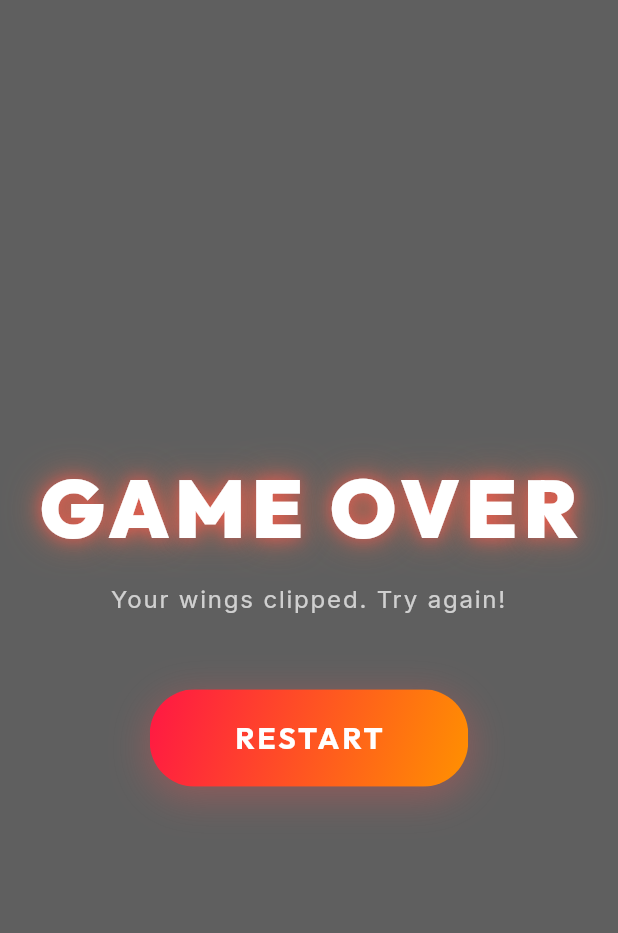
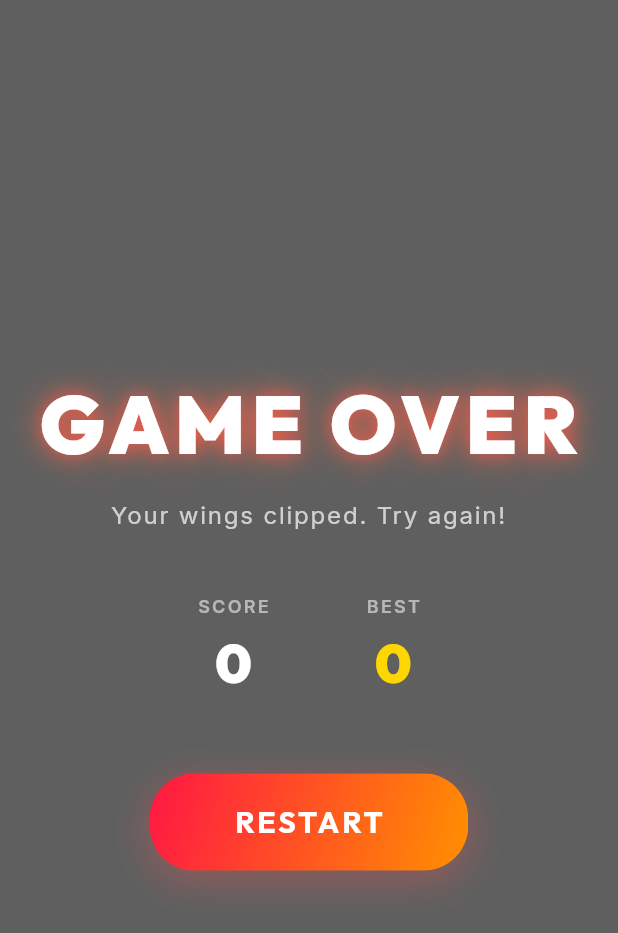
Before and after one commit to ParaDox-PDT/flappy_bird, a Flutter app: the GameOverOverlay screen opened directly with empty values, after a tap on "RESTART", on a phone screen of 412 x 824 dp. Shown: the top 933 px of the screen. Run offline on Flutter 3.47's test engine with Material 3 defaults, Android fonts, the phone set to English and light mode, and no system bars; our stand-ins replace google_fonts, shared_preferences; missing offline and left inert: flame; accounts and stored records are empty.

Commit message:
feat: implement real-time scoring, shared_preferences persistence for high score, and golden pipe highlight

```diff
--- /dev/null
+++ b/lib/data/datasources/local_storage.dart
@@ -0,0 +1,17 @@
+import 'package:shared_preferences/shared_preferences.dart';
+
+class LocalStorage {
+  static const String _highScoreKey = 'high_score_record';
+
+  /// Fetches the stored high score, returning 0 if not set
+  Future<int> getHighScore() async {
+    final prefs = await SharedPreferences.getInstance();
+    return prefs.getInt(_highScoreKey) ?? 0;
+  }
+
+  /// Saves a new high score to the local storage
+  Future<void> saveHighScore(int score) async {
+    final prefs = await SharedPreferences.getInstance();
+    await prefs.setInt(_highScoreKey, score);
+  }
+}
--- a/lib/game/components/pipe_pair.dart
+++ b/lib/game/components/pipe_pair.dart
@@ -2,17 +2,21 @@ import 'dart:math';
 import 'package:flame/components.dart';
 import 'package:flutter/material.dart';
 import '../flappy_bird_game.dart';
+import '../../domain/models/game_state.dart';
 import 'pipe.dart';
 
 class PipePair extends PositionComponent with HasGameReference<FlappyBirdGame> {
   final double gapHeight;
   final double gapCenter;
   final double screenHeight;
+  final bool isGolden; // Highlights this pipe pair if it matches the current high score
+  bool isPassed = false; // Tracks if the bird has cleared this obstacle
 
   PipePair({
     required double x,
     required double prevGapCenter,
     required this.screenHeight,
+    required this.isGolden,
     this.gapHeight = 150.0, // Vertically spaced gap for the bird to fly through
   })  : gapCenter = _calculateGapCenter(prevGapCenter, screenHeight),
         super(position: Vector2(x, 0));
@@ -54,24 +58,36 @@ class PipePair extends PositionComponent with HasGameReference<FlappyBirdGame> {
 
     final pipeWidth = 64.0; // Standard pipe width
 
+    // Visual coloring: Gold color for the record-beating pipe, Green for others
+    final pipeColor = isGolden ? const Color(0xFFFFD700) : const Color(0xFF2E7D32);
+
     // Top Pipe
     add(Pipe(
       position: Vector2(0, topBound),
       size: Vector2(pipeWidth, topPipeHeight),
-      color: const Color(0xFF2E7D32), // Vibrant Dark Green
+      color: pipeColor,
     ));
 
     // Bottom Pipe
     add(Pipe(
       position: Vector2(0, gapCenter + gapHeight / 2),
       size: Vector2(pipeWidth, bottomPipeHeight),
-      color: const Color(0xFF2E7D32),
+      color: pipeColor,
     ));
   }
 
   @override
   void update(double dt) {
     super.update(dt);
+
+    // Score passing check:
+    // When the bird's X coordinate crosses past the middle of this pipe, increment score
+    if (!isPassed && game.gameState.value == GameState.playing) {
+      if (game.bird.position.x > position.x + 32.0) {
+        isPassed = true;
+        game.score.value++;
+      }
+    }
 
     // Automatically remove from the game loop once the pipe pair moves off the left side of the screen
     final cameraX = game.camera.viewfinder.position.x;
--- a/lib/game/flappy_bird_game.dart
+++ b/lib/game/flappy_bird_game.dart
@@ -2,6 +2,7 @@ import 'package:flame/events.dart';
 import 'package:flame/game.dart';
 import 'package:flutter/material.dart';
 import '../domain/models/game_state.dart';
+import '../data/datasources/local_storage.dart';
 import 'components/bird.dart';
 import 'components/pipe_pair.dart';
 
@@ -9,16 +10,25 @@ class FlappyBirdGame extends FlameGame with TapCallbacks, HasCollisionDetection
   // ValueNotifier allows Flutter widgets to easily listen to state changes
   final ValueNotifier<GameState> gameState = ValueNotifier<GameState>(GameState.menu);
 
+  // Real-time score notifier
+  final ValueNotifier<int> score = ValueNotifier<int>(0);
+
   late final Bird bird;
+  final LocalStorage _localStorage = LocalStorage();
 
-  // Spawner tracking variables
+  // Score & Spawner tracking variables
+  int highScore = 0;
+  int pipesSpawnedCount = 0; // Tracks the count of pipes generated in the current run
   double lastSpawnX = 0.0;
   double lastGapCenter = 0.0;
-  static const double pipeSpacing = 350.0; // Distance between each pipe pair (extended for playability)
+  static const double pipeSpacing = 350.0; // Distance between each pipe pair
 
   @override
   Future<void> onLoad() async {
     super.onLoad();
+
+    // Load persisted high score from shared_preferences
+    highScore = await _localStorage.getHighScore();
 
     // Instantiate and add the bird to the game world.
     bird = Bird();
@@ -32,9 +42,10 @@ class FlappyBirdGame extends FlameGame with TapCallbacks, HasCollisionDetection
   void startGame() {
     gameState.value = GameState.playing;
 
-    // Clear menu and game over overlays
+    // Clear menu and game over overlays, display HUD
     overlays.remove('MainMenu');
     overlays.remove('GameOver');
+    overlays.add('Hud');
 
     // Remove any pipes remaining from the previous run
     world.children.whereType<PipePair>().forEach((p) => p.removeFromParent());
@@ -45,14 +56,21 @@ class FlappyBirdGame extends FlameGame with TapCallbacks, HasCollisionDetection
     // Center camera's viewport horizontally with an offset so the bird is on the left
     camera.viewfinder.position = Vector2(bird.position.x + 120, 0);
 
-    // Reset spawning parameters
-    lastGapCenter = 0.0; // Start at vertical center
+    // Reset spawning parameters & scores
+    score.value = 0;
+    pipesSpawnedCount = 0;
+    lastGapCenter = 0.0;
+
     lastSpawnX = bird.position.x + 400.0;
+    pipesSpawnedCount++;
 
+    // First pipe pair: check if it matches high score record to color it gold
+    final isGolden = highScore > 0 && pipesSpawnedCount == highScore;
     final firstPipe = PipePair(
       x: lastSpawnX,
       prevGapCenter: lastGapCenter,
       screenHeight: size.y,
+      isGolden: isGolden,
     );
     world.add(firstPipe);
     lastGapCenter = firstPipe.gapCenter;
@@ -65,14 +83,25 @@ class FlappyBirdGame extends FlameGame with TapCallbacks, HasCollisionDetection
   void gameOver() {
     gameState.value = GameState.gameOver;
     bird.isDead = true;
+
+    // Remove HUD and display Game Over screen
+    overlays.remove('Hud');
     overlays.add('GameOver');
+
     pauseEngine();
+
+    // Verify if player reached a new High Score record
+    if (score.value > highScore) {
+      highScore = score.value;
+      _localStorage.saveHighScore(highScore);
+    }
   }
 
   /// Returns back to main menu
   void resetGame() {
     gameState.value = GameState.menu;
     overlays.remove('GameOver');
+    overlays.remove('Hud');
     overlays.add('MainMenu');
 
     // Clean up active obstacles
@@ -80,6 +109,8 @@ class FlappyBirdGame extends FlameGame with TapCallbacks, HasCollisionDetection
     bird.reset();
     camera.viewfinder.position = Vector2(bird.position.x + 120, 0);
     lastGapCenter = 0.0;
+    score.value = 0;
+    pipesSpawnedCount = 0;
     pauseEngine();
   }
 
@@ -109,10 +140,16 @@ class FlappyBirdGame extends FlameGame with TapCallbacks, HasCollisionDetection
       // Spawn buffer: 200 pixels before the pipe actually enters the viewport from the right
       if (rightEdge + 200 > lastSpawnX) {
         lastSpawnX += pipeSpacing;
+        pipesSpawnedCount++;
+
+        // Determine if this spawned pipe corresponds to the current High Score record
+        final isGolden = highScore > 0 && pipesSpawnedCount == highScore;
+
         final newPipe = PipePair(
           x: lastSpawnX,
           prevGapCenter: lastGapCenter,
           screenHeight: size.y,
+          isGolden: isGolden,
         );
         world.add(newPipe);
         lastGapCenter = newPipe.gapCenter;
--- a/lib/presentation/overlays/game_over_overlay.dart
+++ b/lib/presentation/overlays/game_over_overlay.dart
@@ -13,6 +13,9 @@ class GameOverOverlay extends StatelessWidget {
 
   @override
   Widget build(BuildContext context) {
+    // Check if the player just broke their high score record
+    final isNewRecord = game.score.value >= game.highScore && game.score.value > 0;
+
     return Scaffold(
       backgroundColor: Colors.transparent,
       body: BackdropFilter(
@@ -50,7 +53,26 @@ class GameOverOverlay extends StatelessWidget {
                     ),
                   ),
                   const SizedBox(height: 12),
-                  // Encouraging message
+                  // New Record Badge
+                  if (isNewRecord)
+                    Container(
+                      padding: const EdgeInsets.symmetric(horizontal: 16, vertical: 6),
+                      decoration: BoxDecoration(
+                        color: const Color(0xFFFFD700).withAlpha(40),
+                        borderRadius: BorderRadius.circular(20),
+                        border: Border.all(color: const Color(0xFFFFD700), width: 1.5),
+                      ),
+                      child: Text(
+                        'NEW RECORD!',
+                        style: GoogleFonts.outfit(
+                          fontSize: 14,
+                          fontWeight: FontWeight.bold,
+                          color: const Color(0xFFFFD700),
+                          letterSpacing: 1.5,
+                        ),
+                      ),
+                    )
+                  else
                     Text(
                       'Your wings clipped. Try again!',
                       textAlign: TextAlign.center,
@@ -60,6 +82,60 @@ class GameOverOverlay extends StatelessWidget {
                         color: Colors.white.withAlpha(180),
                         letterSpacing: 1.2,
                       ),
+                    ),
+                  const SizedBox(height: 40),
+                  // Score statistics card
+                  Row(
+                    mainAxisAlignment: MainAxisAlignment.center,
+                    children: [
+                      // Current Score
+                      Column(
+                        children: [
+                          Text(
+                            'SCORE',
+                            style: GoogleFonts.inter(
+                              fontSize: 12,
+                              fontWeight: FontWeight.w600,
+                              color: Colors.white.withAlpha(140),
+                              letterSpacing: 1.5,
+                            ),
+                          ),
+                          const SizedBox(height: 4),
+                          Text(
+                            '${game.score.value}',
+                            style: GoogleFonts.outfit(
+                              fontSize: 36,
+                              fontWeight: FontWeight.w900,
+                              color: Colors.white,
+                            ),
+                          ),
+                        ],
+                      ),
+                      const SizedBox(width: 64),
+                      // High Score
+                      Column(
+                        children: [
+                          Text(
+                            'BEST',
+                            style: GoogleFonts.inter(
+                              fontSize: 12,
+                              fontWeight: FontWeight.w600,
+                              color: Colors.white.withAlpha(140),
+                              letterSpacing: 1.5,
+                            ),
+                          ),
+                          const SizedBox(height: 4),
+                          Text(
+                            '${game.highScore}',
+                            style: GoogleFonts.outfit(
+                              fontSize: 36,
+                              fontWeight: FontWeight.w900,
+                              color: const Color(0xFFFFD700), // Gold Color
+                            ),
+                          ),
+                        ],
+                      ),
+                    ],
                   ),
                   const SizedBox(height: 48),
                   // Restart Button
--- a/lib/presentation/screens/game_screen.dart
+++ b/lib/presentation/screens/game_screen.dart
@@ -3,6 +3,7 @@ import 'package:flutter/material.dart';
 import '../../game/flappy_bird_game.dart';
 import '../overlays/main_menu_overlay.dart';
 import '../overlays/game_over_overlay.dart';
+import '../overlays/hud_overlay.dart';
 
 class GameScreen extends StatefulWidget {
   const GameScreen({super.key});
@@ -29,6 +30,7 @@ class _GameScreenState extends State<GameScreen> {
         overlayBuilderMap: {
           'MainMenu': (context, game) => MainMenuOverlay(game: game),
           'GameOver': (context, game) => GameOverOverlay(game: game),
+          'Hud': (context, game) => HudOverlay(game: game),
         },
         // MainMenu starts as visible on loading the game screen
         initialActiveOverlays: const ['MainMenu'],
```
Also changed, not shown: lib/presentation/overlays/hud_overlay.dart (added, +52 -0 lines), 1 other file. Lines whose indentation alone changed are shown as unchanged.
